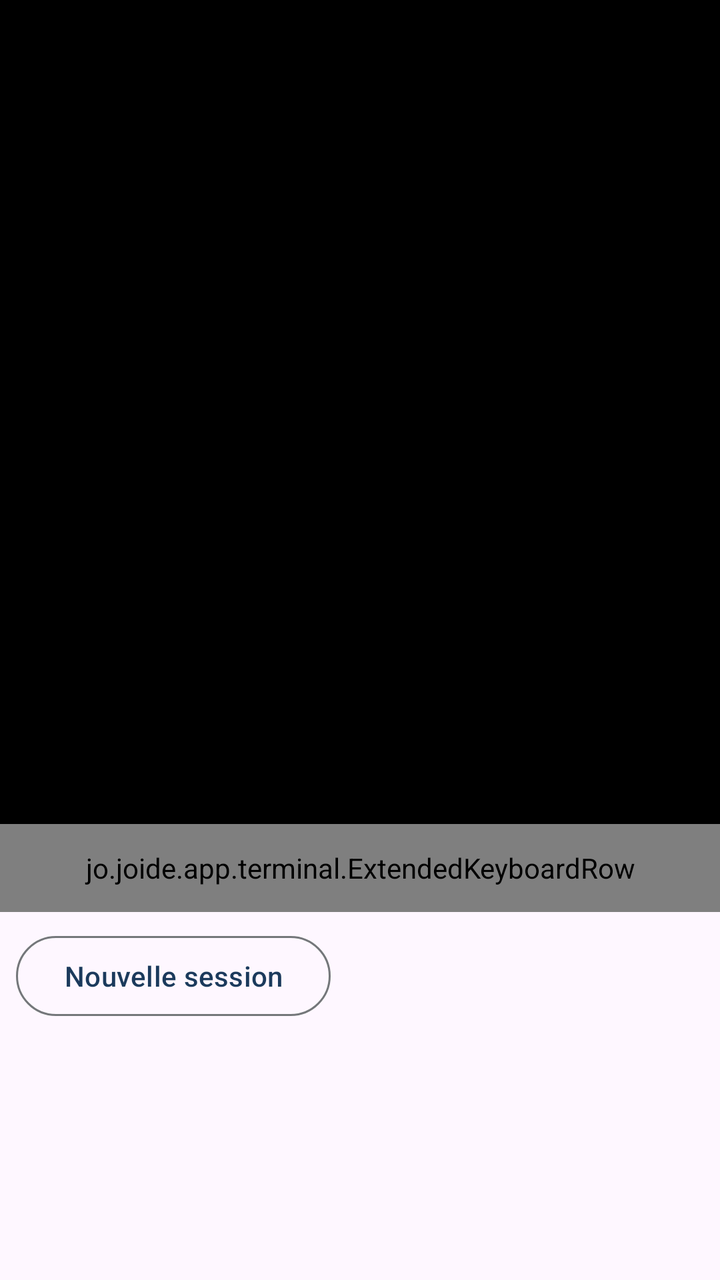
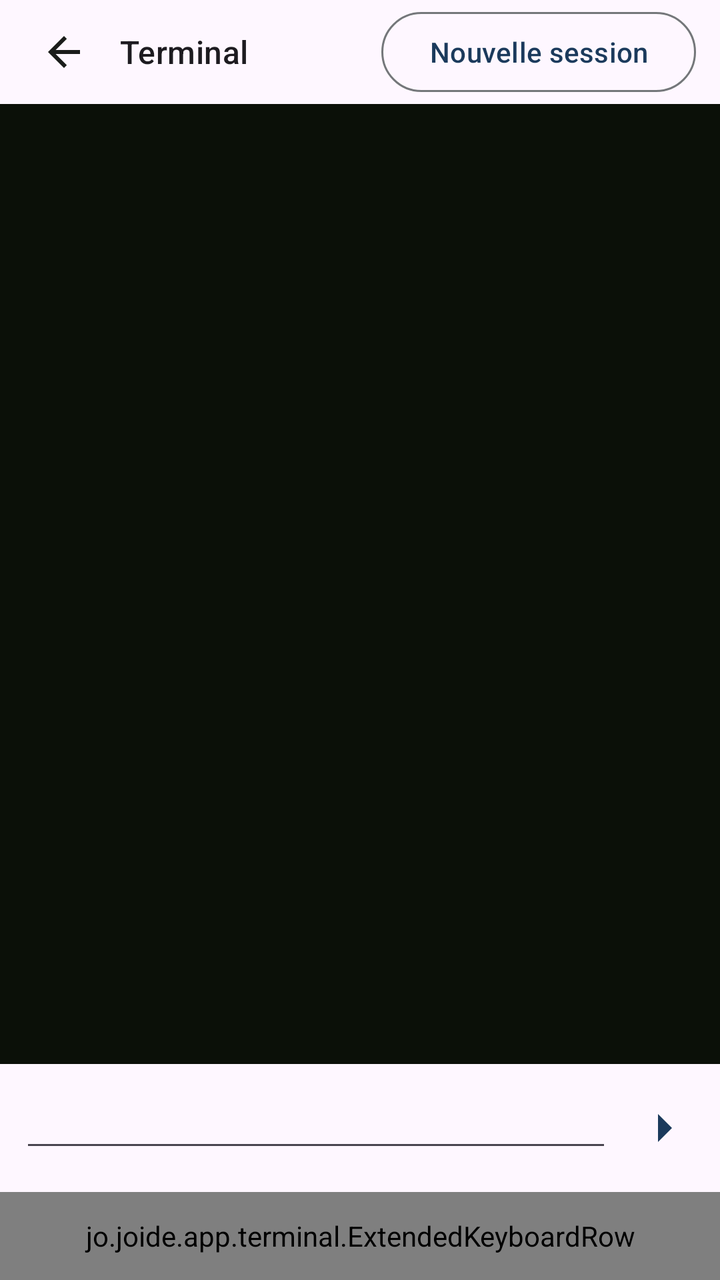

Before-and-after screenshots of an Android layout around one commit, followed by the original layout XML and the change that was made.
<!-- AndroidManifest.xml: application theme Theme.JoIDE -->
<!-- res/layout/terminal_fragment.xml -->
<?xml version="1.0" encoding="utf-8"?>
<LinearLayout
    xmlns:android="http://schemas.android.com/apk/res/android"
    android:layout_width="match_parent"
    android:layout_height="match_parent"
    android:orientation="vertical">

    
    <TextView
        android:id="@+id/terminal_notice"
        android:layout_width="match_parent"
        android:layout_height="wrap_content"
        android:padding="16dp"
        android:visibility="gone"
        android:textAppearance="?attr/textAppearanceBodyMedium"
        android:textColor="?attr/colorOnSurfaceVariant" />

    <FrameLayout
        android:id="@+id/terminal_area"
        android:layout_width="match_parent"
        android:layout_height="0dp"
        android:layout_weight="1"
        android:background="#000000" />

    
    <jo.joide.app.terminal.ExtendedKeyboardRow
        android:id="@+id/extended_keyboard"
        android:layout_width="match_parent"
        android:layout_height="44dp" />

    <LinearLayout
        android:layout_width="match_parent"
        android:layout_height="wrap_content"
        android:orientation="horizontal"
        android:padding="8dp">

        <Button
            android:id="@+id/new_session_button"
            style="?attr/materialButtonOutlinedStyle"
            android:layout_width="wrap_content"
            android:layout_height="wrap_content"
            android:text="@string/terminal_nouvelle_session" />
    </LinearLayout>

    
    <androidx.recyclerview.widget.RecyclerView
        android:id="@+id/sessions_recycler"
        android:layout_width="match_parent"
        android:layout_height="120dp" />
</LinearLayout>
<!-- resources referenced by this layout -->
<resources>
  <string name="terminal_nouvelle_session">Nouvelle session</string>
  <style name="Theme.JoIDE" parent="Theme.Material3.DayNight.NoActionBar">
          <item name="colorPrimary">@color/primaire</item>
          <item name="colorOnPrimary">@color/sur_primaire</item>
          <item name="colorPrimaryContainer">@color/conteneur_primaire</item>
          <item name="colorOnPrimaryContainer">@color/sur_conteneur_primaire</item>
          <item name="colorSecondary">@color/secondaire</item>
          <item name="colorSurface">@color/surface</item>
          <item name="colorOnSurface">@color/sur_surface</item>
          <item name="colorOnSurfaceVariant">@color/sur_surface_attenue</item>
          <item name="colorOutline">@color/contour</item>
          <item name="colorError">@color/erreur</item>
          <item name="colorTertiary">@color/tertiaire</item>
      </style>
  <color name="primaire">#1B3A5C</color>
  <color name="sur_primaire">#FDFBFF</color>
  <color name="conteneur_primaire">#D4E3FF</color>
  <color name="sur_conteneur_primaire">#002E4F</color>
  <color name="secondaire">#565E71</color>
  <color name="surface">#FDFBFF</color>
  <color name="sur_surface">#1A1C1A</color>
  <color name="sur_surface_attenue">#44474A</color>
  <color name="contour">#74777A</color>
  <color name="erreur">#BA1A1A</color>
  <color name="tertiaire">#3F6373</color>
</resources>

<!-- the commit's change to res/layout/terminal_fragment.xml (unified diff, before → after) -->
@@ -15,30 +15,49 @@
         android:textAppearance="?attr/textAppearanceBodyMedium"
         android:textColor="?attr/colorOnSurfaceVariant" />
 
-    <FrameLayout
-        android:id="@+id/terminal_area"
-        android:layout_width="match_parent"
-        android:layout_height="0dp"
-        android:layout_weight="1"
-        android:background="#000000" />
-
     
-    <jo.joide.app.terminal.ExtendedKeyboardRow
-        android:id="@+id/extended_keyboard"
-        android:layout_width="match_parent"
-        android:layout_height="44dp" />
-
     <LinearLayout
         android:layout_width="match_parent"
-        android:layout_height="wrap_content"
+        android:layout_height="52dp"
         android:orientation="horizontal"
-        android:padding="8dp">
+        android:gravity="center_vertical"
+        android:paddingStart="12dp"
+        android:paddingEnd="12dp">
+
+        <ImageButton
+            android:id="@+id/terminal_back_button"
+            android:layout_width="40dp"
+            android:layout_height="40dp"
+            android:background="?attr/selectableItemBackgroundBorderless"
+            android:contentDescription="@string/terminal_titre"
+            android:src="@drawable/ic_arrow_back" />
+
+        <TextView
+            android:id="@+id/terminal_title_text"
+            android:layout_width="0dp"
+            android:layout_height="wrap_content"
+            android:layout_weight="1"
+            android:layout_marginStart="8dp"
+            android:text="@string/terminal_titre"
+            android:textAppearance="?attr/textAppearanceTitleMedium"
+            android:maxLines="1"
+            android:ellipsize="end" />
+
+        <TextView
+            android:id="@+id/terminal_env_badge"
+            android:layout_width="wrap_content"
+            android:layout_height="wrap_content"
+            android:textAppearance="?attr/textAppearanceLabelMedium"
+            android:paddingStart="8dp"
+            android:paddingEnd="8dp" />
 
         <Button
             android:id="@+id/new_session_button"
             style="?attr/materialButtonOutlinedStyle"
             android:layout_width="wrap_content"
             android:layout_height="wrap_content"
+            android:minWidth="0dp"
+            android:layout_marginStart="8dp"
             android:text="@string/terminal_nouvelle_session" />
     </LinearLayout>
 
@@ -46,5 +65,58 @@
     <androidx.recyclerview.widget.RecyclerView
         android:id="@+id/sessions_recycler"
         android:layout_width="match_parent"
-        android:layout_height="120dp" />
+        android:layout_height="wrap_content"
+        android:orientation="horizontal" />
+
+    
+    <TextView
+        android:id="@+id/terminal_output"
+        android:layout_width="match_parent"
+        android:layout_height="0dp"
+        android:layout_weight="1"
+        android:fontFamily="monospace"
+        android:textSize="12sp"
+        android:padding="14dp"
+        android:background="#0B1008" />
+
+    
+    <LinearLayout
+        android:layout_width="match_parent"
+        android:layout_height="wrap_content"
+        android:orientation="horizontal"
+        android:gravity="center_vertical"
+        android:padding="10dp">
+
+        <TextView
+            android:id="@+id/terminal_prompt"
+            android:layout_width="wrap_content"
+            android:layout_height="wrap_content"
+            android:fontFamily="monospace"
+            android:textSize="12sp"
+            android:textAppearance="?attr/textAppearanceBodySmall" />
+
+        <com.google.android.material.textfield.TextInputEditText
+            android:id="@+id/terminal_input"
+            android:layout_width="0dp"
+            android:layout_height="wrap_content"
+            android:layout_weight="1"
+            android:fontFamily="monospace"
+            android:textSize="12.5sp"
+            android:maxLines="1"
+            android:importantForAutofill="no" />
+
+        <ImageButton
+            android:id="@+id/terminal_send_button"
+            android:layout_width="44dp"
+            android:layout_height="44dp"
+            android:background="?attr/selectableItemBackgroundBorderless"
+            android:contentDescription="@string/terminal_envoyer"
+            android:src="@drawable/ic_arrow_send" />
+    </LinearLayout>
+
+    
+    <jo.joide.app.terminal.ExtendedKeyboardRow
+        android:id="@+id/extended_keyboard"
+        android:layout_width="match_parent"
+        android:layout_height="44dp" />
 </LinearLayout>
<!-- resource entries referenced after the edit -->
@@ -1,6 +1,32 @@
 <!-- resources referenced by this layout -->
 <resources>
+  <!-- drawable ic_arrow_back (drawable) -->
+  <?xml version="1.0" encoding="utf-8"?>
+  <vector xmlns:android="http://schemas.android.com/apk/res/android"
+      android:width="24dp"
+      android:height="24dp"
+      android:viewportWidth="24"
+      android:viewportHeight="24"
+      android:tint="?attr/colorOnSurface">
+      <path
+          android:fillColor="@android:color/white"
+          android:pathData="M20,11H7.83l5.59,-5.59L12,4l-8,8 8,8 1.41,-1.41L7.83,13H20v-2z" />
+  </vector>
+  <!-- drawable ic_arrow_send (drawable) -->
+  <?xml version="1.0" encoding="utf-8"?>
+  <vector xmlns:android="http://schemas.android.com/apk/res/android"
+      android:width="24dp"
+      android:height="24dp"
+      android:viewportWidth="24"
+      android:viewportHeight="24"
+      android:tint="?attr/colorPrimary">
+      <path
+          android:fillColor="@android:color/white"
+          android:pathData="M5,12h14M13,5l7,7 -7,7" />
+  </vector>
+  <string name="terminal_envoyer">Envoyer</string>
   <string name="terminal_nouvelle_session">Nouvelle session</string>
+  <string name="terminal_titre">Terminal</string>
   <style name="Theme.JoIDE" parent="Theme.Material3.DayNight.NoActionBar">
           <item name="colorPrimary">@color/primaire</item>
           <item name="colorOnPrimary">@color/sur_primaire</item>
